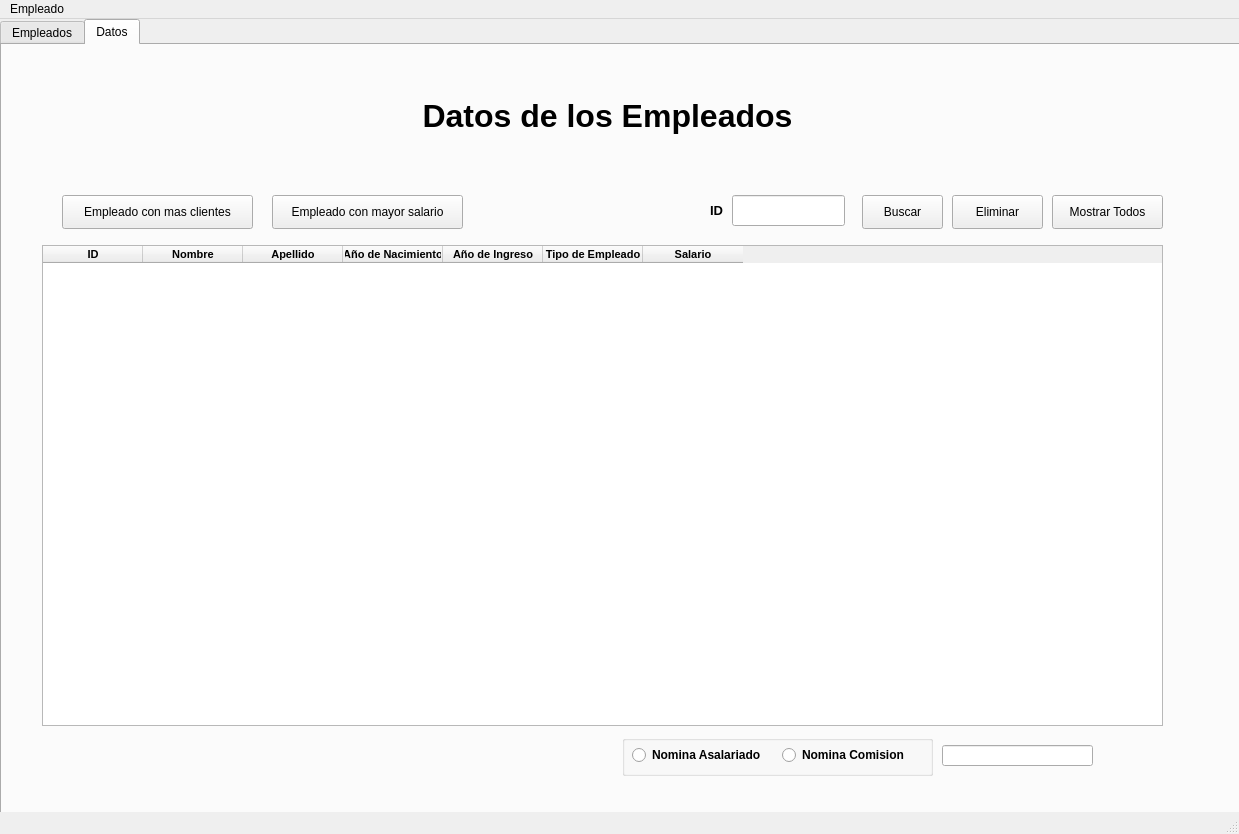
The window that main.ui (Jesuschamorro54/PP2) describes before a commit, drawn with Qt 5.
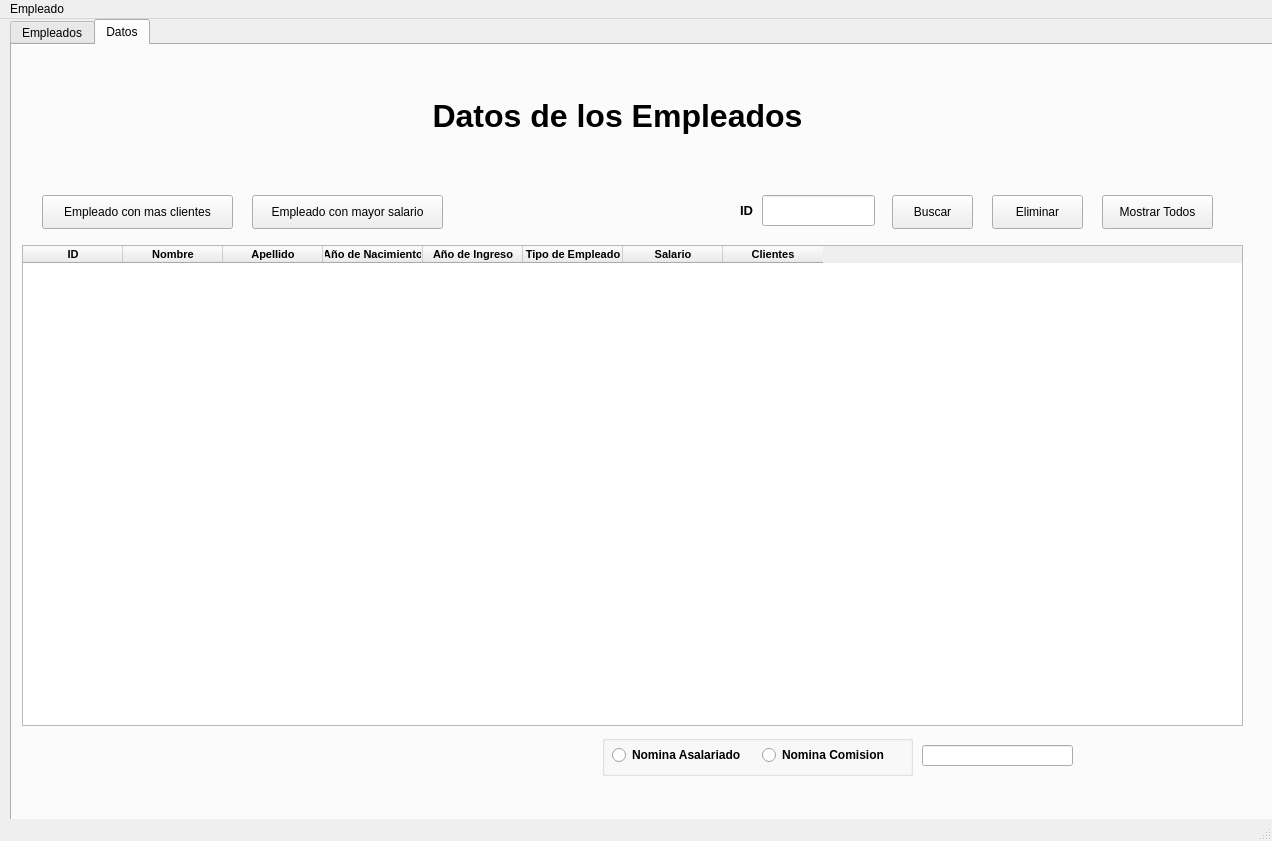
The same window after the commit. The open tabs and pages were chosen to show the change.

Commit message: Agregar cliente

What changed in the file:
```diff
--- a/main.ui
+++ b/main.ui
@@ -6,8 +6,8 @@
    <rect>
     <x>0</x>
     <y>0</y>
-    <width>1239</width>
-    <height>834</height>
+    <width>1272</width>
+    <height>841</height>
    </rect>
   </property>
   <property name="windowTitle">
@@ -20,9 +20,9 @@
     </property>
     <property name="geometry">
      <rect>
-      <x>0</x>
+      <x>10</x>
       <y>0</y>
-      <width>1251</width>
+      <width>1291</width>
       <height>891</height>
      </rect>
     </property>
@@ -580,7 +580,7 @@
      <widget class="QPushButton" name="deleteBT">
       <property name="geometry">
        <rect>
-        <x>950</x>
+        <x>980</x>
         <y>150</y>
         <width>91</width>
         <height>34</height>
@@ -593,7 +593,7 @@
      <widget class="QPushButton" name="showAllBT">
       <property name="geometry">
        <rect>
-        <x>1050</x>
+        <x>1090</x>
         <y>150</y>
         <width>111</width>
         <height>34</height>
@@ -606,7 +606,7 @@
      <widget class="QPushButton" name="employeeMoreSalaryBT">
       <property name="geometry">
        <rect>
-        <x>270</x>
+        <x>240</x>
         <y>150</y>
         <width>191</width>
         <height>34</height>
@@ -619,7 +619,7 @@
      <widget class="QPushButton" name="searchBT">
       <property name="geometry">
        <rect>
-        <x>860</x>
+        <x>880</x>
         <y>150</y>
         <width>81</width>
         <height>34</height>
@@ -632,7 +632,7 @@
      <widget class="QLineEdit" name="searchInput">
       <property name="geometry">
        <rect>
-        <x>730</x>
+        <x>750</x>
         <y>150</y>
         <width>113</width>
         <height>31</height>
@@ -645,7 +645,7 @@
      <widget class="QPushButton" name="employeeMoreClientBT">
       <property name="geometry">
        <rect>
-        <x>60</x>
+        <x>30</x>
         <y>150</y>
         <width>191</width>
         <height>34</height>
@@ -658,9 +658,9 @@
      <widget class="QTableWidget" name="EmployeeTable">
       <property name="geometry">
        <rect>
-        <x>40</x>
+        <x>10</x>
         <y>200</y>
-        <width>1121</width>
+        <width>1221</width>
         <height>481</height>
        </rect>
       </property>
@@ -706,11 +706,16 @@
         <string>Salario</string>
        </property>
       </column>
+      <column>
+       <property name="text">
+        <string>Clientes</string>
+       </property>
+      </column>
      </widget>
      <widget class="QLabel" name="label_6">
       <property name="geometry">
        <rect>
-        <x>690</x>
+        <x>710</x>
         <y>150</y>
         <width>31</width>
         <height>31</height>
@@ -759,7 +764,7 @@
      <widget class="QLineEdit" name="totalPayrollInput">
       <property name="geometry">
        <rect>
-        <x>940</x>
+        <x>910</x>
         <y>700</y>
         <width>151</width>
         <height>21</height>
@@ -769,7 +774,7 @@
      <widget class="QGroupBox" name="groupBox_2">
       <property name="geometry">
        <rect>
-        <x>620</x>
+        <x>590</x>
         <y>690</y>
         <width>311</width>
         <height>41</height>
@@ -803,7 +808,7 @@
         <rect>
          <x>160</x>
          <y>10</y>
-         <width>131</width>
+         <width>141</width>
          <height>20</height>
         </rect>
        </property>
@@ -827,8 +832,8 @@
     <rect>
      <x>0</x>
      <y>0</y>
-     <width>1239</width>
-     <height>26</height>
+     <width>1272</width>
+     <height>21</height>
     </rect>
    </property>
    <widget class="QMenu" name="menuEmpleado">
```
Left out of the diff: 9 changed lines with no effect on the pictures. The commit also changes 5 other files.
